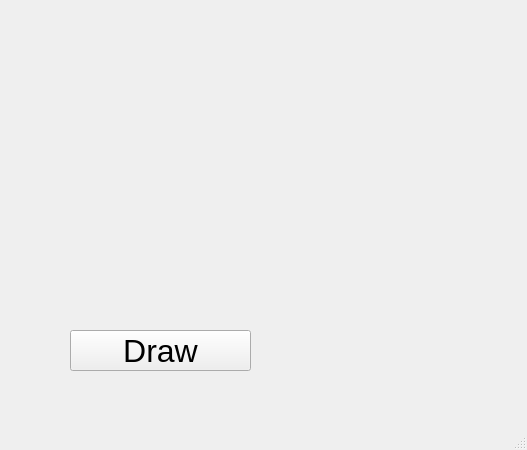
Qt form UI.ui (Natasha-rare/Orange-circles) before a commit.
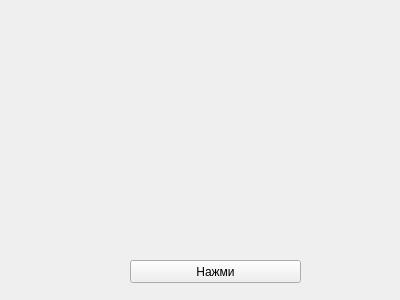
The same form after that commit.

Commit message: рисует на поле

```diff
--- a/UI.ui
+++ b/UI.ui
@@ -1,62 +1,31 @@
 <?xml version="1.0" encoding="UTF-8"?>
 <ui version="4.0">
- <class>MainWindow</class>
- <widget class="QMainWindow" name="MainWindow">
+ <class>Form</class>
+ <widget class="QWidget" name="Form">
   <property name="geometry">
    <rect>
     <x>0</x>
     <y>0</y>
-    <width>527</width>
-    <height>450</height>
+    <width>400</width>
+    <height>300</height>
    </rect>
   </property>
   <property name="windowTitle">
    <string>MainWindow</string>
   </property>
-  <widget class="QWidget" name="centralwidget">
-   <widget class="QPushButton" name="DRAW">
-    <property name="geometry">
-     <rect>
-      <x>70</x>
-      <y>330</y>
-      <width>181</width>
-      <height>41</height>
-     </rect>
-    </property>
-    <property name="font">
-     <font>
-      <pointsize>24</pointsize>
-     </font>
-    </property>
-    <property name="text">
-     <string>Draw</string>
-    </property>
-   </widget>
-   <widget class="QLabel" name="label">
-    <property name="geometry">
-     <rect>
-      <x>20</x>
-      <y>10</y>
-      <width>391</width>
-      <height>301</height>
-     </rect>
-    </property>
-    <property name="text">
-     <string/>
-    </property>
-   </widget>
-  </widget>
-  <widget class="QMenuBar" name="menubar">
+  <widget class="QPushButton" name="pushButton">
    <property name="geometry">
     <rect>
-     <x>0</x>
-     <y>0</y>
-     <width>527</width>
-     <height>21</height>
+     <x>130</x>
+     <y>260</y>
+     <width>171</width>
+     <height>23</height>
     </rect>
    </property>
+   <property name="text">
+    <string>Нажми</string>
+   </property>
   </widget>
-  <widget class="QStatusBar" name="statusbar"/>
  </widget>
  <resources/>
  <connections/>
```
Left out of the diff: 2 changed lines with no effect on the pictures. The commit also changes 1 other file.
